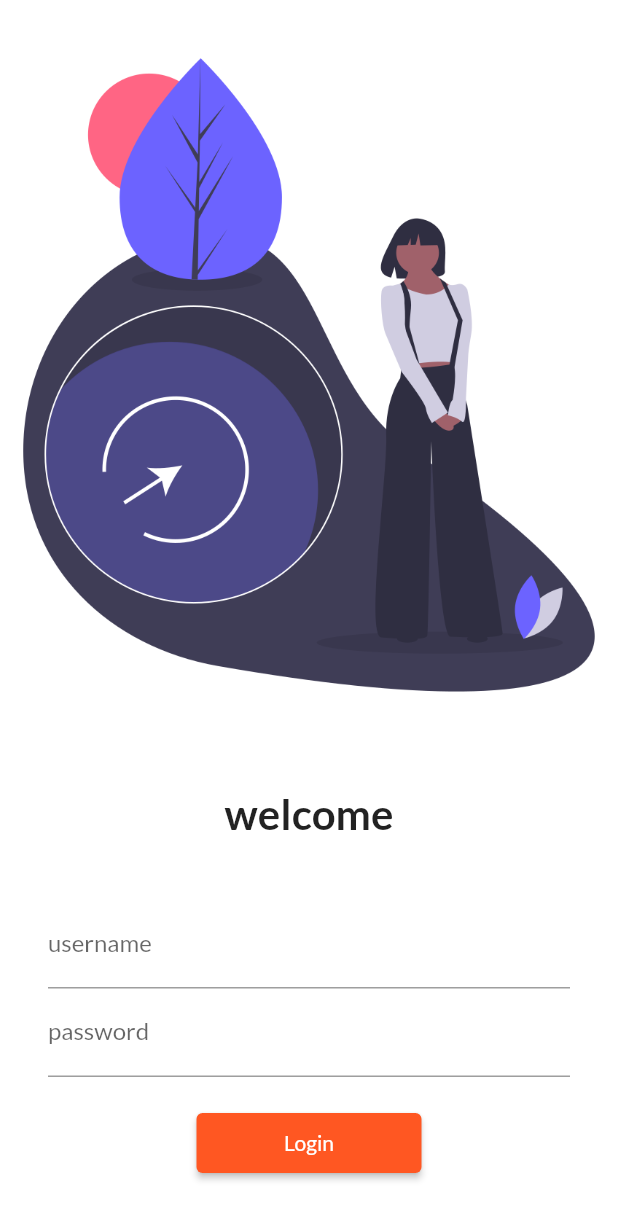
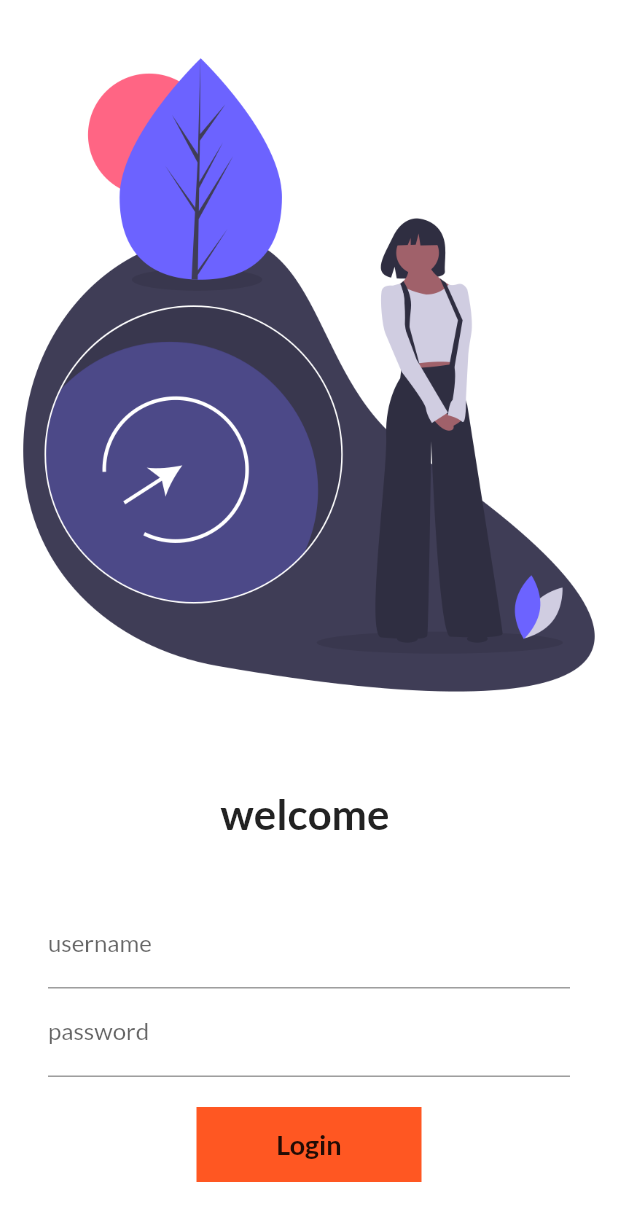
Before and after one commit to imdevpreet/flutter_course, a Flutter app: the screen it shows after launch, on a phone screen of 412 x 824 dp. Shown: the top 1221 px of the screen. Run offline on Flutter 3.47's test engine with Material 2 defaults, Android fonts, the phone set to English and light mode, and no system bars; our stand-ins replace google_fonts.

Commit message:
day6 competed

```diff
--- a/lib/main.dart
+++ b/lib/main.dart
@@ -26,6 +26,7 @@ class MyApp extends StatelessWidget {
         "/": (context) => LoginPage(),
         MyRoutes.homeRoute: (context) => HomePage(),
         MyRoutes.loginRoute: (context) => LoginPage(),
-        });
+      },
+    );
   }
 }
--- a/lib/pages/login_page.dart
+++ b/lib/pages/login_page.dart
@@ -1,8 +1,17 @@
 import 'dart:ui';
 
 import 'package:flutter/material.dart';
+import 'package:flutter_catlog/utilities/routes.dart';
 
-class LoginPage extends StatelessWidget {
+class LoginPage extends StatefulWidget {
+  @override
+  _LoginPageState createState() => _LoginPageState();
+}
+
+class _LoginPageState extends State<LoginPage> {
+  String name = "";
+  bool changeButton = false;
+
   Widget build(BuildContext context) {
     return Material(
       color: Colors.white,
@@ -18,7 +27,7 @@ class LoginPage extends StatelessWidget {
               height: 25.0,
             ),
             Text(
-              "welcome",
+              "welcome $name",
               style: TextStyle(
                 fontSize: 28,
                 fontWeight: FontWeight.bold,
@@ -37,6 +46,10 @@ class LoginPage extends StatelessWidget {
                       hintText: "Enter username",
                       labelText: "username",
                     ),
+                    onChanged: (value) {
+                      name = value;
+                      setState(() {});
+                    },
                   ),
                   TextFormField(
                     obscureText: true,
@@ -48,13 +61,44 @@ class LoginPage extends StatelessWidget {
                   SizedBox(
                     height: 20.0,
                   ),
-                  ElevatedButton(
-                    child: Text("Login"),
-                    style: TextButton.styleFrom(minimumSize: Size(150, 40)),
-                    onPressed: () {
-                      print(" hi lovereet");
+                  InkWell(
+                    onTap: () async {
+                      setState(() {
+                        changeButton = true;
+                      });
+
+                      await Future.delayed(Duration(seconds: 1));
+                      Navigator.pushNamed(context, MyRoutes.homeRoute);
                     },
-                  )
+                    child: AnimatedContainer(
+                      duration: Duration(seconds: 1),
+                      width: changeButton ? 50 : 150,
+                      height: 50,
+                      alignment: Alignment.center,
+                      child: changeButton
+                          ? Icon(Icons.done, color: Colors.white)
+                          : Text(
+                              "Login",
+                              style: TextStyle(
+                                  fontWeight: FontWeight.bold, fontSize: 18),
+                            ),
+                      decoration: BoxDecoration(
+                        color: Colors.deepOrange,
+                        shape:
+                            changeButton ? BoxShape.circle : BoxShape.rectangle,
+                        // borderRadius:
+                        //     BorderRadius.circular(changeButton ? 20 : 8)),
+                      ),
+
+                      // ElevatedButton(
+                      //   child: Text("Login"),
+                      //   style: TextButton.styleFrom(minimumSize: Size(150, 40)),
+                      //   onPressed: () {
+                      //     Navigator.pushNamed(context, MyRoutes.homeRoute);
+                      //   },
+                      // )
+                    ),
+                  ),
                 ],
               ),
             )
```
Lines whose indentation alone changed are shown as unchanged.
